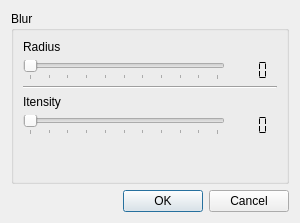
Old version of the form src/gui/blur_dialog.ui in the repository CervecerosCodigo/CCIMP.
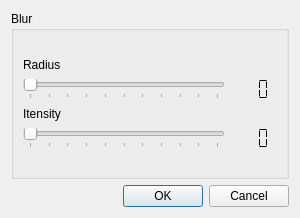
New version of the form.

Commit message: Fikset blur dialog

```diff
--- a/src/gui/blur_dialog.ui
+++ b/src/gui/blur_dialog.ui
@@ -7,7 +7,7 @@
     <x>0</x>
     <y>0</y>
     <width>300</width>
-    <height>223</height>
+    <height>218</height>
    </rect>
   </property>
   <property name="sizePolicy">
@@ -37,6 +37,19 @@
         <item row="0" column="0">
          <layout class="QGridLayout" name="gridLayout_5">
           <item row="0" column="0">
+           <spacer name="verticalSpacer_2">
+            <property name="orientation">
+             <enum>Qt::Vertical</enum>
+            </property>
+            <property name="sizeHint" stdset="0">
+             <size>
+              <width>20</width>
+              <height>10</height>
+             </size>
+            </property>
+           </spacer>
+          </item>
+          <item row="1" column="0">
            <layout class="QGridLayout" name="gridLayout_2">
             <item row="0" column="0">
              <widget class="QLabel" name="label">
@@ -95,19 +108,6 @@
             </item>
            </layout>
           </item>
-          <item row="1" column="0">
-           <widget class="Line" name="line">
-            <property name="sizePolicy">
-             <sizepolicy hsizetype="Preferred" vsizetype="Fixed">
-              <horstretch>0</horstretch>
-              <verstretch>0</verstretch>
-             </sizepolicy>
-            </property>
-            <property name="orientation">
-             <enum>Qt::Horizontal</enum>
-            </property>
-           </widget>
-          </item>
           <item row="2" column="0">
            <layout class="QGridLayout" name="gridLayout_4">
             <item row="0" column="0">
@@ -167,9 +167,7 @@
             </item>
            </layout>
           </item>
-         </layout>
-        </item>
-        <item row="1" column="0">
+          <item row="3" column="0">
          <spacer name="verticalSpacer">
           <property name="orientation">
            <enum>Qt::Vertical</enum>
@@ -177,10 +175,12 @@
           <property name="sizeHint" stdset="0">
            <size>
             <width>20</width>
-            <height>40</height>
+              <height>10</height>
            </size>
           </property>
          </spacer>
+          </item>
+         </layout>
         </item>
        </layout>
       </widget>
```
Lines whose indentation alone changed are shown as unchanged.
